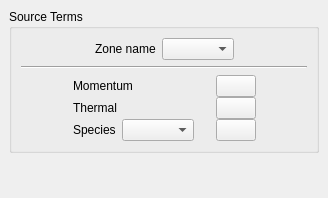
First picture: the form in gui/Pages/SourceTermsForm.ui, repository code-saturne/code_saturne, before the edit.
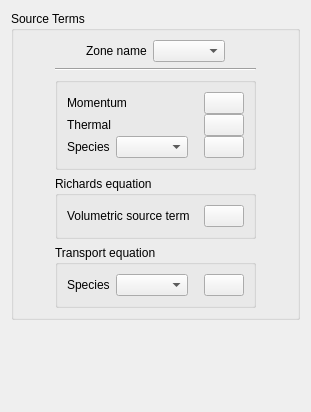
Second picture: the form after the edit. Icons and pictures are not drawn.

Commit message: new version for richards module in code_saturne

```diff
--- a/gui/Pages/SourceTermsForm.ui
+++ b/gui/Pages/SourceTermsForm.ui
@@ -6,46 +6,121 @@
    <rect>
     <x>0</x>
     <y>0</y>
-    <width>328</width>
-    <height>198</height>
+    <width>311</width>
+    <height>412</height>
    </rect>
   </property>
   <property name="windowTitle">
    <string>Form</string>
   </property>
-  <layout class="QGridLayout">
-   <property name="margin">
-    <number>9</number>
-   </property>
-   <property name="spacing">
-    <number>6</number>
-   </property>
-   <item row="1" column="0">
-    <spacer>
+  <layout class="QGridLayout" name="gridLayout_5">
+   <item row="0" column="0">
+    <spacer name="horizontalSpacer">
      <property name="orientation">
-      <enum>Qt::Vertical</enum>
+      <enum>Qt::Horizontal</enum>
      </property>
      <property name="sizeHint" stdset="0">
       <size>
-       <width>20</width>
-       <height>40</height>
+       <width>0</width>
+       <height>20</height>
       </size>
      </property>
     </spacer>
    </item>
-   <item row="0" column="0">
+   <item row="0" column="1">
+    <layout class="QVBoxLayout" name="verticalLayout">
+     <item>
     <widget class="QGroupBox" name="groupBoxSourceTerms">
      <property name="title">
       <string>Source Terms</string>
      </property>
-     <layout class="QGridLayout">
-      <property name="margin">
-       <number>9</number>
-      </property>
+       <layout class="QGridLayout" name="gridLayout_4">
+        <item row="0" column="0" rowspan="5">
+         <spacer>
+          <property name="orientation">
+           <enum>Qt::Horizontal</enum>
+          </property>
+          <property name="sizeHint" stdset="0">
+           <size>
+            <width>40</width>
+            <height>20</height>
+           </size>
+          </property>
+         </spacer>
+        </item>
+        <item row="0" column="1">
+         <layout class="QHBoxLayout">
       <property name="spacing">
        <number>6</number>
       </property>
+          <property name="margin">
+           <number>0</number>
+          </property>
+          <item>
+           <spacer>
+            <property name="orientation">
+             <enum>Qt::Horizontal</enum>
+            </property>
+            <property name="sizeHint" stdset="0">
+             <size>
+              <width>20</width>
+              <height>20</height>
+             </size>
+            </property>
+           </spacer>
+          </item>
+          <item>
+           <widget class="QLabel" name="labelZone">
+            <property name="text">
+             <string>Zone name</string>
+            </property>
+           </widget>
+          </item>
+          <item>
+           <widget class="QComboBox" name="comboBoxZone"/>
+          </item>
+          <item>
+           <spacer>
+            <property name="orientation">
+             <enum>Qt::Horizontal</enum>
+            </property>
+            <property name="sizeHint" stdset="0">
+             <size>
+              <width>20</width>
+              <height>20</height>
+             </size>
+            </property>
+           </spacer>
+          </item>
+         </layout>
+        </item>
+        <item row="0" column="2" rowspan="5">
+         <spacer>
+          <property name="orientation">
+           <enum>Qt::Horizontal</enum>
+          </property>
+          <property name="sizeHint" stdset="0">
+           <size>
+            <width>40</width>
+            <height>20</height>
+           </size>
+          </property>
+         </spacer>
+        </item>
+        <item row="1" column="1">
+         <widget class="Line" name="line">
+          <property name="orientation">
+           <enum>Qt::Horizontal</enum>
+          </property>
+         </widget>
+        </item>
       <item row="2" column="1">
+         <widget class="QGroupBox" name="groupBoxStandard">
+          <property name="title">
+           <string/>
+          </property>
+          <layout class="QGridLayout" name="gridLayout">
+           <item row="0" column="0">
        <layout class="QVBoxLayout">
         <property name="spacing">
          <number>0</number>
@@ -181,14 +256,30 @@
         </item>
        </layout>
       </item>
-      <item row="0" column="0" colspan="3">
-       <layout class="QHBoxLayout">
+          </layout>
+         </widget>
+        </item>
+        <item row="3" column="1">
+         <widget class="QGroupBox" name="groupBoxRichards">
+          <property name="title">
+           <string>Richards equation</string>
+          </property>
+          <layout class="QGridLayout" name="gridLayout_2">
+           <item row="0" column="0">
+            <layout class="QHBoxLayout" name="_3">
         <property name="spacing">
          <number>6</number>
         </property>
         <property name="margin">
          <number>0</number>
         </property>
+             <item>
+              <widget class="QLabel" name="labelRichards">
+               <property name="text">
+                <string>Volumetric source term</string>
+               </property>
+              </widget>
+             </item>
         <item>
          <spacer>
           <property name="orientation">
@@ -196,22 +287,52 @@
           </property>
           <property name="sizeHint" stdset="0">
            <size>
-            <width>20</width>
+                 <width>16</width>
             <height>20</height>
            </size>
           </property>
          </spacer>
         </item>
         <item>
-         <widget class="QLabel" name="labelZone">
+              <widget class="QPushButton" name="pushButtonRichards">
           <property name="text">
-           <string>Zone name</string>
-          </property>
-         </widget>
-        </item>
+                <string/>
+               </property>
+               <property name="icon">
+                <iconset resource="resources_pages.qrc">
+                 <normaloff>:/new/prefix1/icons/22x22/edit-find-replace.png</normaloff>:/new/prefix1/icons/22x22/edit-find-replace.png</iconset>
+               </property>
+              </widget>
+             </item>
+            </layout>
+           </item>
+          </layout>
+         </widget>
+        </item>
+        <item row="4" column="1">
+         <widget class="QGroupBox" name="groupBoxTransport">
+          <property name="title">
+           <string>Transport equation</string>
+          </property>
+          <layout class="QGridLayout" name="gridLayout_3">
+           <item row="0" column="0">
+            <layout class="QHBoxLayout" name="_9">
+             <property name="spacing">
+              <number>6</number>
+             </property>
+             <property name="margin">
+              <number>0</number>
+             </property>
         <item>
-         <widget class="QComboBox" name="comboBoxZone"/>
-        </item>
+              <widget class="QLabel" name="labelSpecies2">
+               <property name="text">
+                <string>Species</string>
+               </property>
+              </widget>
+             </item>
+             <item>
+              <widget class="QComboBox" name="comboBoxSpecies2"/>
+             </item>
         <item>
          <spacer>
           <property name="orientation">
@@ -219,49 +340,58 @@
           </property>
           <property name="sizeHint" stdset="0">
            <size>
-            <width>20</width>
+                 <width>16</width>
             <height>20</height>
            </size>
           </property>
          </spacer>
         </item>
-       </layout>
-      </item>
-      <item row="2" column="2">
+             <item>
+              <widget class="QPushButton" name="pushButtonSpecies2">
+               <property name="text">
+                <string/>
+               </property>
+               <property name="icon">
+                <iconset resource="resources_pages.qrc">
+                 <normaloff>:/new/prefix1/icons/22x22/edit-find-replace.png</normaloff>:/new/prefix1/icons/22x22/edit-find-replace.png</iconset>
+               </property>
+              </widget>
+             </item>
+            </layout>
+           </item>
+          </layout>
+         </widget>
+        </item>
+       </layout>
+      </widget>
+     </item>
+     <item>
        <spacer>
         <property name="orientation">
-         <enum>Qt::Horizontal</enum>
+        <enum>Qt::Vertical</enum>
         </property>
         <property name="sizeHint" stdset="0">
          <size>
-          <width>40</width>
-          <height>20</height>
+         <width>20</width>
+         <height>40</height>
          </size>
         </property>
        </spacer>
       </item>
-      <item row="2" column="0">
-       <spacer>
+    </layout>
+   </item>
+   <item row="0" column="2">
+    <spacer name="horizontalSpacer_2">
         <property name="orientation">
          <enum>Qt::Horizontal</enum>
         </property>
         <property name="sizeHint" stdset="0">
          <size>
-          <width>40</width>
+       <width>0</width>
           <height>20</height>
          </size>
         </property>
        </spacer>
-      </item>
-      <item row="1" column="0" colspan="3">
-       <widget class="Line" name="line">
-        <property name="orientation">
-         <enum>Qt::Horizontal</enum>
-        </property>
-       </widget>
-      </item>
-     </layout>
-    </widget>
    </item>
   </layout>
  </widget>
```
Lines whose indentation alone changed are shown as unchanged. The commit also changes 48 other files.
